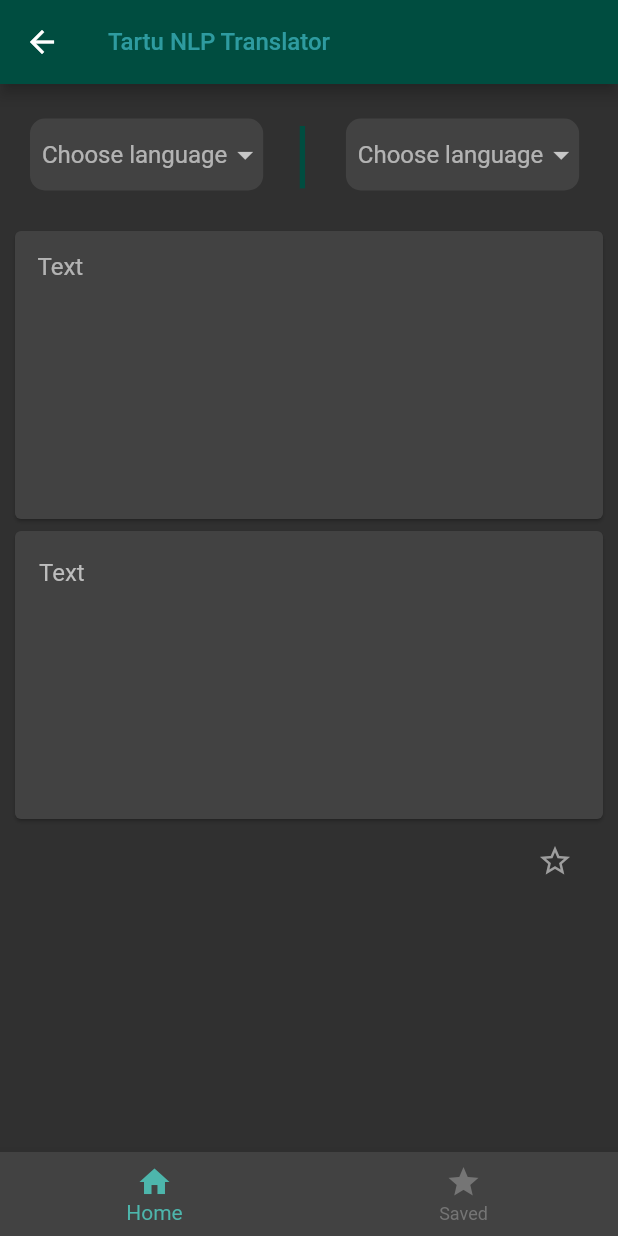
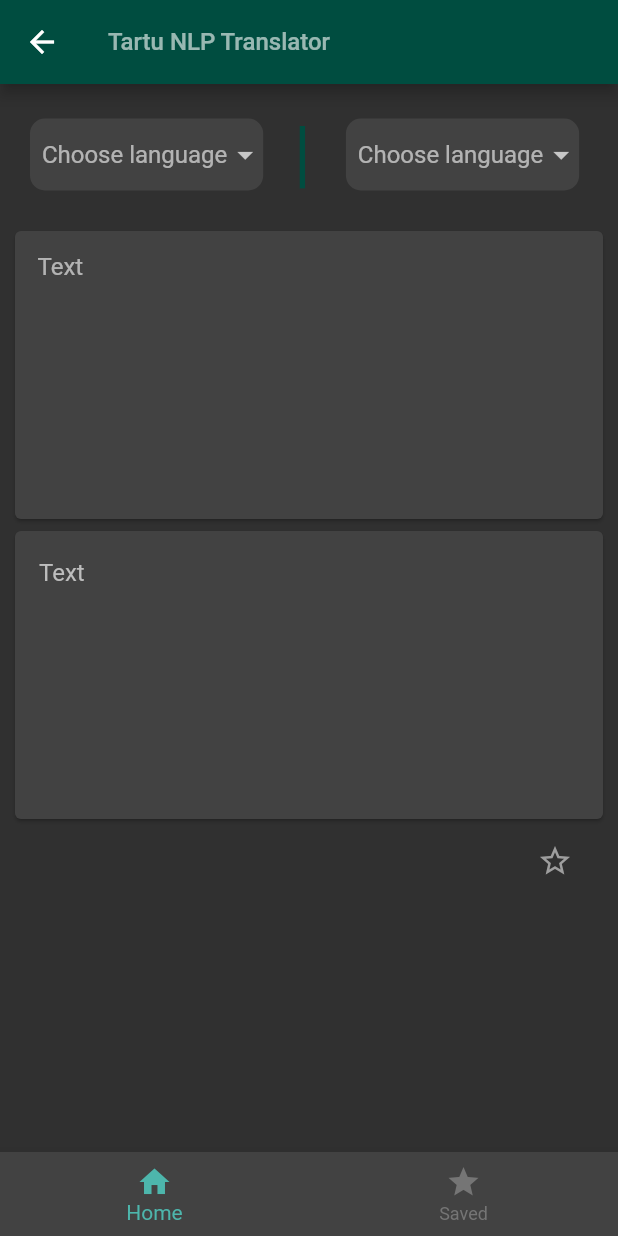
Before and after one commit to DanaRotaienko/translator_mobile, a Flutter app: the TranslatorScreen screen opened by its route, on a phone screen of 412 x 824 dp. Run offline on Flutter 3.47's test engine with Material 2 defaults, Android fonts, the phone set to English and light mode, and no system bars; our stand-ins replace sqflite; accounts and stored records are empty; network calls fail.

Commit message:
Minor fixes

```diff
--- a/lib/screens/translator-screen.dart
+++ b/lib/screens/translator-screen.dart
@@ -24,13 +24,13 @@ class _TranslatorScreenState extends State<TranslatorScreen> {
       resizeToAvoidBottomInset: false,
       appBar: AppBar(
         backgroundColor: Colors.teal[900],
-        title: Opacity(
+        title: const Opacity(
           opacity: 0.6,
           child: Text(
             'Tartu NLP Translator',
             style: TextStyle(
               fontSize: 16.0,
-              color: Colors.cyan[300],
+              color: Colors.white,
             ),
           ),
         ),
```
